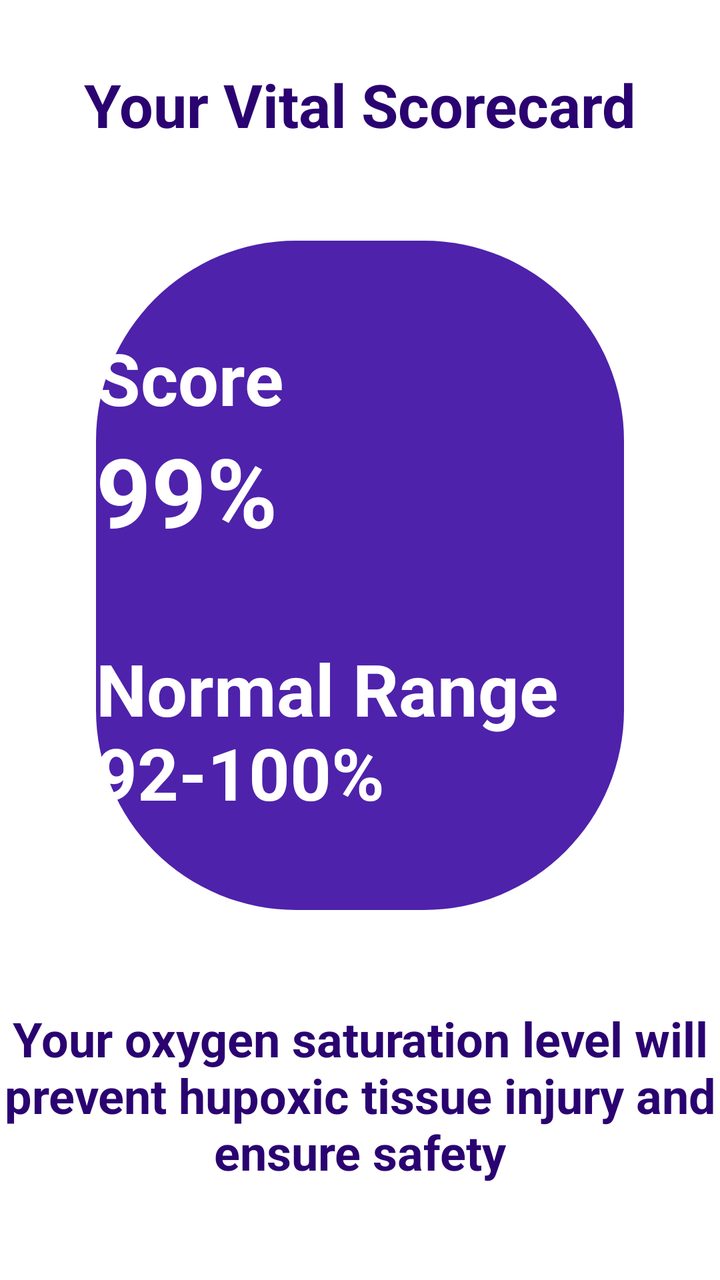
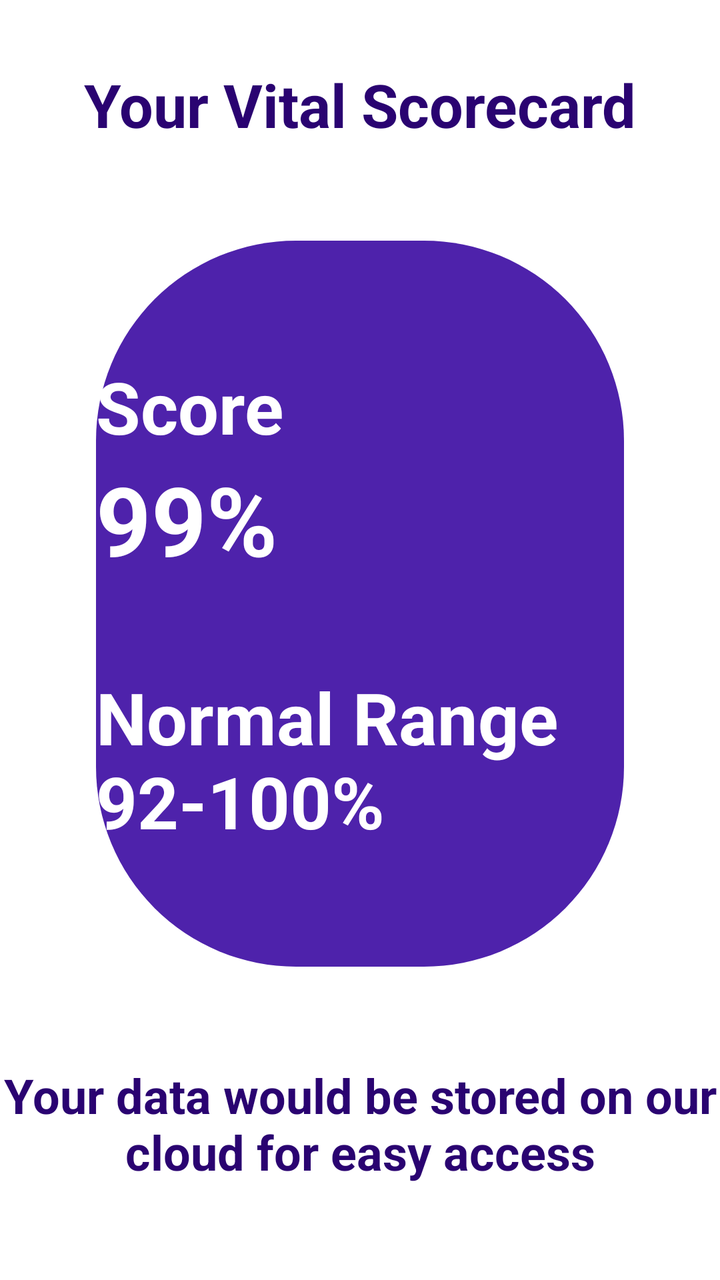

Screens rendered from an Android XML layout before and after an edit, with the pre-edit source and the edit as a unified diff.
<!-- AndroidManifest.xml: activity theme Theme.SIH.NoActionBar -->
<!-- res/layout/activity_result.xml -->
<?xml version="1.0" encoding="utf-8"?>
<androidx.constraintlayout.widget.ConstraintLayout xmlns:android="http://schemas.android.com/apk/res/android"
    xmlns:app="http://schemas.android.com/apk/res-auto"
    xmlns:tools="http://schemas.android.com/tools"
    android:layout_width="match_parent"
    android:layout_height="match_parent"
    tools:context=".ResultActivity">

    <TextView
        android:id="@+id/textView"
        android:layout_width="wrap_content"
        android:layout_height="wrap_content"
        android:layout_marginTop="32dp"
        android:gravity="center"
        android:text="Your Vital Scorecard"
        android:textColor="#2A0371"
        android:textSize="30dp"
        android:textStyle="bold"
        app:layout_constraintEnd_toEndOf="parent"
        app:layout_constraintStart_toStartOf="parent"
        app:layout_constraintTop_toTopOf="parent" />

    <LinearLayout
        android:id="@+id/score"
        android:layout_width="0dp"
        android:layout_height="0dp"
        android:layout_marginStart="48dp"
        android:layout_marginTop="48dp"
        android:layout_marginEnd="48dp"
        android:layout_marginBottom="48dp"
        android:orientation="vertical"
        android:background="@drawable/img_5"
        android:gravity="center"
        app:layout_constraintBottom_toTopOf="@+id/textView6"
        app:layout_constraintEnd_toEndOf="parent"
        app:layout_constraintHorizontal_bias="0.496"
        app:layout_constraintStart_toStartOf="parent"
        app:layout_constraintTop_toBottomOf="@+id/textView">

        <TextView
            android:id="@+id/name"
            android:layout_width="match_parent"
            android:layout_height="wrap_content"
            android:text="Score"
            android:textAlignment="center"
            android:textColor="@color/white"
            android:textSize="36sp"
            android:textStyle="bold" />

        <TextView
            android:id="@+id/scoreText"
            android:layout_width="match_parent"
            android:layout_height="wrap_content"
            android:textAlignment="center"
            android:text="99%"
            android:textColor="@color/white"
            android:textSize="48sp"
            android:textStyle="bold"/>

        <TextView
            android:id="@+id/normal"
            android:layout_width="match_parent"
            android:layout_height="wrap_content"
            android:textAlignment="center"
            android:text="Normal Range\n92-100%"
            android:layout_marginTop="128px"
            android:textColor="@color/white"
            android:textSize="36sp"
            android:textStyle="bold"/>

    </LinearLayout>

    <TextView
        android:id="@+id/textView6"
        android:layout_width="wrap_content"
        android:layout_height="wrap_content"
        android:layout_marginBottom="48dp"
        android:gravity="center"
        android:text="Your oxygen saturation level will prevent hupoxic tissue injury and ensure safety"
        android:textColor="#2A0371"
        android:textSize="24dp"
        android:textStyle="bold"
        app:layout_constraintBottom_toBottomOf="parent"
        app:layout_constraintEnd_toEndOf="parent"
        app:layout_constraintStart_toStartOf="parent" />

</androidx.constraintlayout.widget.ConstraintLayout>
<!-- resources referenced by this layout -->
<resources>
  <color name="white">#FFFFFFFF</color>
  <!-- drawable img_5 (drawable) -->
  <?xml version="1.0" encoding="utf-8"?>
  <layer-list xmlns:android="http://schemas.android.com/apk/res/android">
      <item android:id="@+id/background">
          <shape android:shape="rectangle">
              <solid android:color="#4E22AB"/>
              <corners android:radius="100dp"/>
          </shape>
      </item>
      <item android:id="@+id/progress">
          <scale android:scaleWidth="100%">
              <shape android:shape="rectangle">
                  <corners android:radius="100dp"/>
                  <gradient android:startColor="#4E22AB"
                      android:centerColor="#FF4593"
                      android:endColor="#FF4593"/>
              </shape>
          </scale>
      </item>
  
  </layer-list>
  <style name="Theme.SIH.NoActionBar">
          <item name="windowActionBar">false</item>
          <item name="windowNoTitle">true</item>
      </style>
</resources>

<!-- the commit's change to res/layout/activity_result.xml (unified diff, before → after) -->
@@ -76,7 +76,7 @@
         android:layout_height="wrap_content"
         android:layout_marginBottom="48dp"
         android:gravity="center"
-        android:text="Your oxygen saturation level will prevent hupoxic tissue injury and ensure safety"
+        android:text="Your data would be stored on our cloud for easy access"
         android:textColor="#2A0371"
         android:textSize="24dp"
         android:textStyle="bold"
